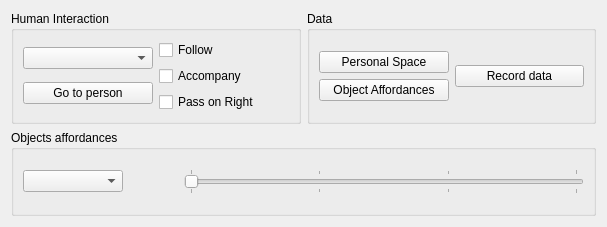
The window that components/newSocialNavigationAgent/src/mainUI.ui (robocomp/robocomp-viriato) describes before a commit, drawn with Qt 5.
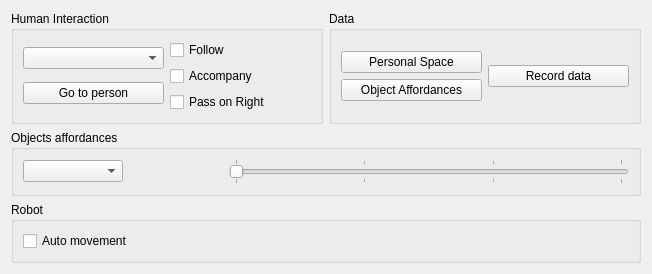
The same window after the commit.

What changed in the file:
```diff
--- a/components/newSocialNavigationAgent/src/mainUI.ui
+++ b/components/newSocialNavigationAgent/src/mainUI.ui
@@ -6,15 +6,17 @@
    <rect>
     <x>0</x>
     <y>0</y>
-    <width>607</width>
-    <height>227</height>
+    <width>652</width>
+    <height>261</height>
    </rect>
   </property>
   <property name="windowTitle">
    <string>navigationComp</string>
   </property>
-  <layout class="QGridLayout" name="gridLayout">
-   <item row="0" column="0">
+  <layout class="QVBoxLayout" name="verticalLayout_3">
+   <item>
+    <layout class="QHBoxLayout" name="horizontalLayout_4">
+     <item>
     <widget class="QGroupBox" name="interacion_gb">
      <property name="title">
       <string>Human Interaction</string>
@@ -70,7 +72,7 @@
      </layout>
     </widget>
    </item>
-   <item row="0" column="1">
+     <item>
     <widget class="QGroupBox" name="interacion_gb_2">
      <property name="title">
       <string>Data</string>
@@ -112,7 +114,9 @@
      </layout>
     </widget>
    </item>
-   <item row="1" column="0" colspan="2">
+    </layout>
+   </item>
+   <item>
     <widget class="QGroupBox" name="groupBox">
      <property name="title">
       <string>Objects affordances</string>
@@ -317,10 +321,23 @@
      </layout>
     </widget>
    </item>
-  </layout>
-  <zorder>interacion_gb_2</zorder>
-  <zorder>interacion_gb</zorder>
-  <zorder>groupBox</zorder>
+   <item>
+    <widget class="QGroupBox" name="groupBox_2">
+     <property name="title">
+      <string>Robot</string>
+     </property>
+     <layout class="QHBoxLayout" name="horizontalLayout_6">
+      <item>
+       <widget class="QCheckBox" name="robotMov_checkbox">
+        <property name="text">
+         <string>Auto movement</string>
+        </property>
+       </widget>
+      </item>
+     </layout>
+    </widget>
+   </item>
+  </layout>
  </widget>
  <resources/>
  <connections/>
```
Lines whose indentation alone changed are shown as unchanged.
